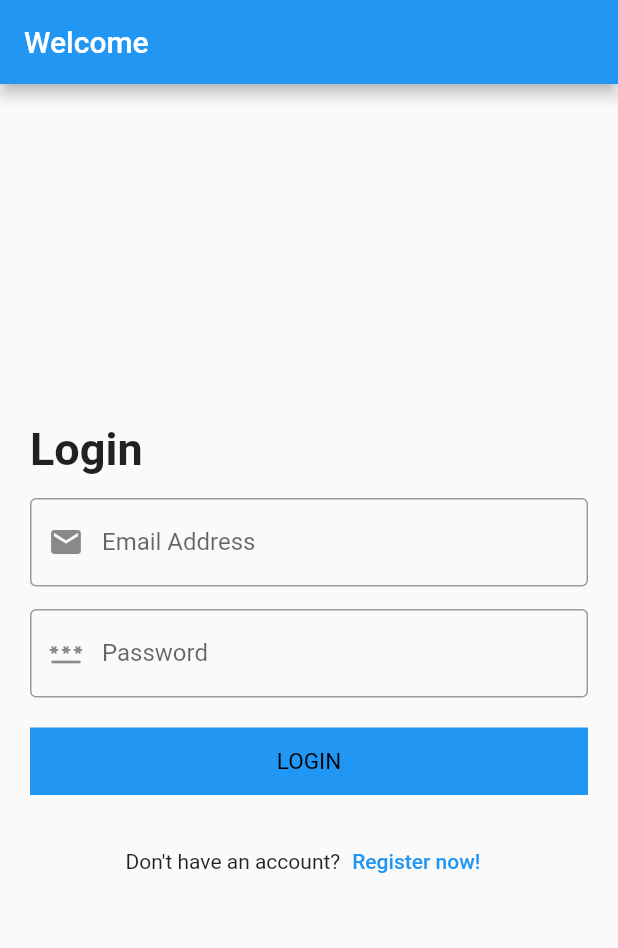
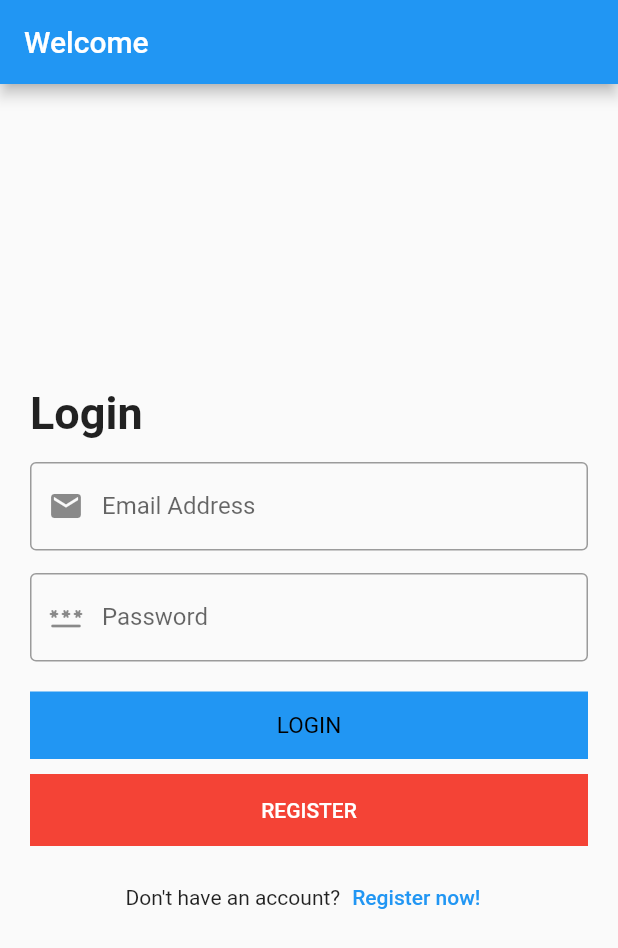
Before and after one commit to 3bdulra7manAmir/Login, a Flutter app: the screen it shows after launch, on a phone screen of 412 x 824 dp. Shown: the top 948 px of the screen. Run offline on Flutter 3.47's test engine with Material 2 defaults, Android fonts, the phone set to English and light mode, and no system bars.

Commit message:
added Register btn using resuable Widget

```diff
--- a/lib/screens/login.dart
+++ b/lib/screens/login.dart
@@ -1,4 +1,7 @@
+// ignore_for_file: must_be_immutable
+
 import 'package:flutter/material.dart';
+import 'package:reusable_components/shared/components/default_btn.dart';
 
 class LoginScreen extends StatelessWidget {
   LoginScreen({super.key});
@@ -57,10 +60,21 @@ String password = '';
               const SizedBox(height: 20,),
               Container( width: double.infinity, height: 45, color: Colors.blue,
                 child: MaterialButton(onPressed: () {emailAddress = emailAddressController.text; print(emailAddress);}, child: const Text("LOGIN", style: TextStyle(fontWeight: FontWeight.w400, fontSize: 15, color: Colors.black,)), )),
-              const SizedBox(height: 20,),
+              const SizedBox(height: 10,),
+              Column(children: [
+                defaultButton(
+                  color: Colors.red,
+                  function: () {print("here");},
+                  txt: 'Register',
+                  width: double.infinity
+                ),
+              ],
+              ),
+              const SizedBox(height: 10,),
               Row(
                 mainAxisAlignment: MainAxisAlignment.center,
-                children: [const Text("Don't have an account?"), TextButton(onPressed: (){}, child: const Text("Register now!"))],)
+                children: [const Text("Don't have an account?"), TextButton(onPressed: (){}, child: const Text("Register now!"))],
+                ),
             ],
           ),
         ),
```
